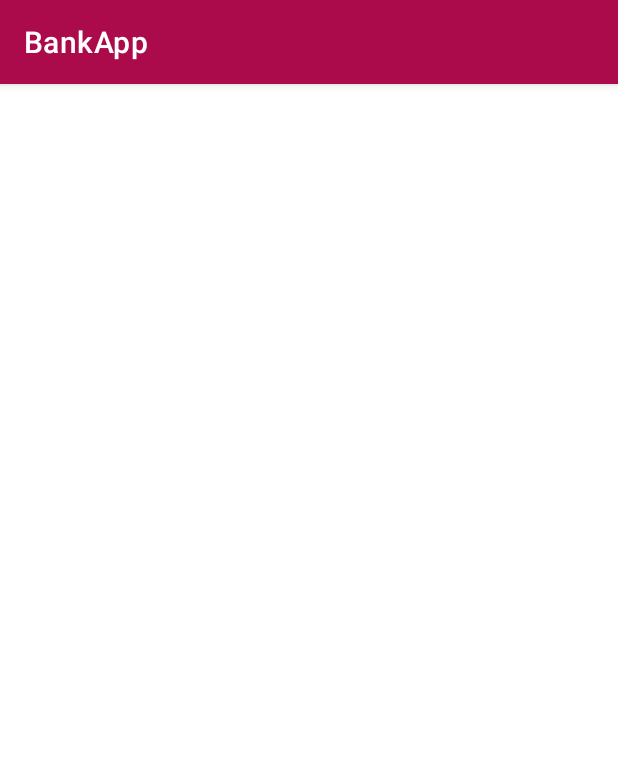
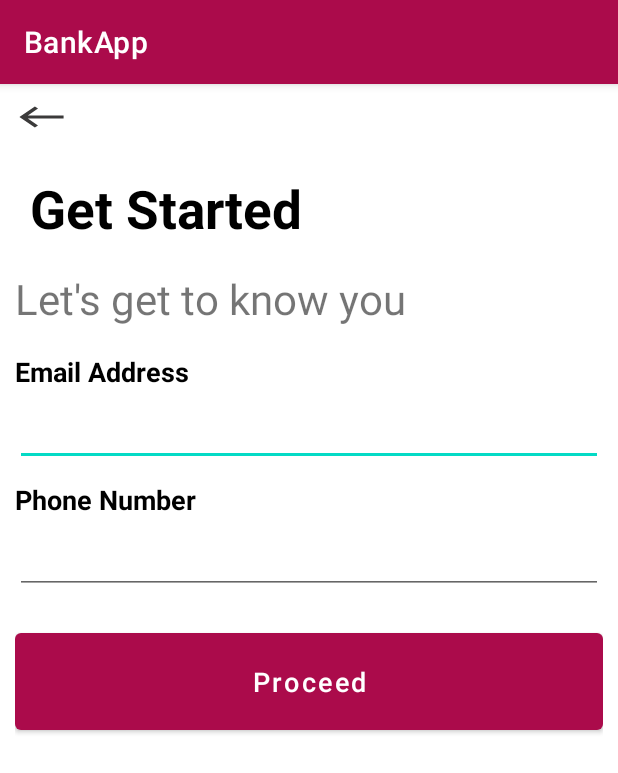
Before and after one commit to Opetech/bank-app, an Android app: the RegisterActivity screen opened directly, with no data from a screen before it, on a phone screen of 412 x 824 dp. Shown: the top 773 px of the screen. Run offline under Robolectric (Android 15) with nearby library versions, the phone set to English and light mode, and no system bars.

Commit message:
Design register activity

```diff
--- a/app/src/main/res/layout/activity_register.xml
+++ b/app/src/main/res/layout/activity_register.xml
@@ -1,9 +1,87 @@
 <?xml version="1.0" encoding="utf-8"?>
-<androidx.constraintlayout.widget.ConstraintLayout xmlns:android="http://schemas.android.com/apk/res/android"
+<LinearLayout xmlns:android="http://schemas.android.com/apk/res/android"
     xmlns:app="http://schemas.android.com/apk/res-auto"
     xmlns:tools="http://schemas.android.com/tools"
     android:layout_width="match_parent"
     android:layout_height="match_parent"
+    android:orientation="vertical"
     tools:context=".RegisterActivity">
 
-</androidx.constraintlayout.widget.ConstraintLayout>
+    <RelativeLayout
+        android:layout_width="wrap_content"
+        android:layout_height="wrap_content">
+
+        <ImageView
+            android:layout_width="wrap_content"
+            android:layout_height="wrap_content"
+            android:layout_alignParentTop="true"
+            android:layout_margin="10dp"
+            android:src="@drawable/ic_back" />
+    </RelativeLayout>
+
+    <LinearLayout
+        android:layout_width="match_parent"
+        android:layout_height="wrap_content"
+        android:layout_marginHorizontal="10dp"
+        android:layout_marginTop="15dp"
+        android:orientation="vertical">
+
+        <TextView
+            android:layout_width="wrap_content"
+            android:layout_height="wrap_content"
+            android:layout_marginLeft="10dp"
+            android:text="Get Started"
+            android:textColor="@color/black"
+            android:textSize="35sp"
+            android:textStyle="bold" />
+
+        <TextView
+            android:layout_width="wrap_content"
+            android:layout_height="wrap_content"
+            android:layout_marginTop="17dp"
+            android:text="Let's get to know you"
+            android:textSize="28sp" />
+
+        <TextView
+            android:layout_width="wrap_content"
+            android:layout_height="wrap_content"
+            android:layout_marginTop="17dp"
+            android:text="Email Address"
+            android:textColor="@color/black"
+            android:textSize="18dp"
+            android:textStyle="bold" />
+
+        <EditText
+            android:layout_width="match_parent"
+            android:layout_height="wrap_content"
+            android:layout_marginTop="5dp" />
+
+        <TextView
+            android:layout_width="wrap_content"
+            android:layout_height="wrap_content"
+            android:layout_marginTop="10dp"
+            android:text="Phone Number"
+            android:textSize="18dp"
+            android:textColor="@color/black"
+            android:textStyle="bold" />
+
+        <EditText
+            android:layout_width="match_parent"
+            android:layout_height="wrap_content"
+            android:layout_marginTop="5dp"
+            android:inputType="textPassword" />
+
+
+        <Button
+            android:layout_width="match_parent"
+            android:layout_height="wrap_content"
+            android:layout_marginTop="20dp"
+            android:padding="20dp"
+            android:text="Proceed"
+            android:textAllCaps="false"
+            android:textColor="@color/white"
+            android:textSize="18dp" />
+
+    </LinearLayout>
+
+</LinearLayout>
```
